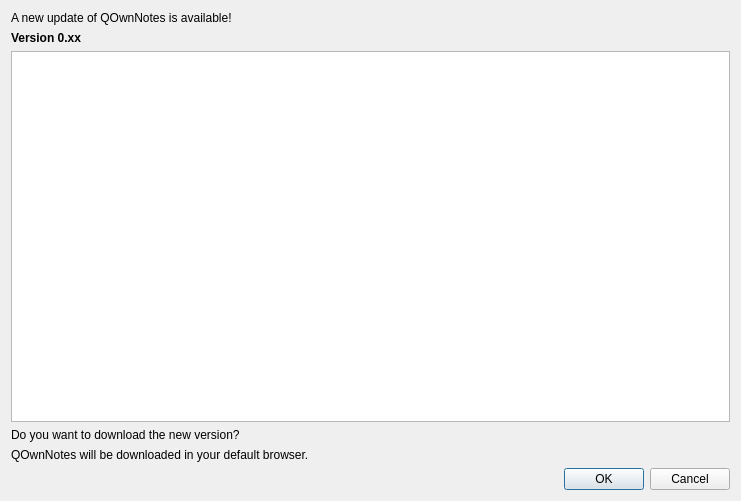
First picture: the form in src/dialogs/updatedialog.ui, repository pbek/QOwnNotes, before the edit.
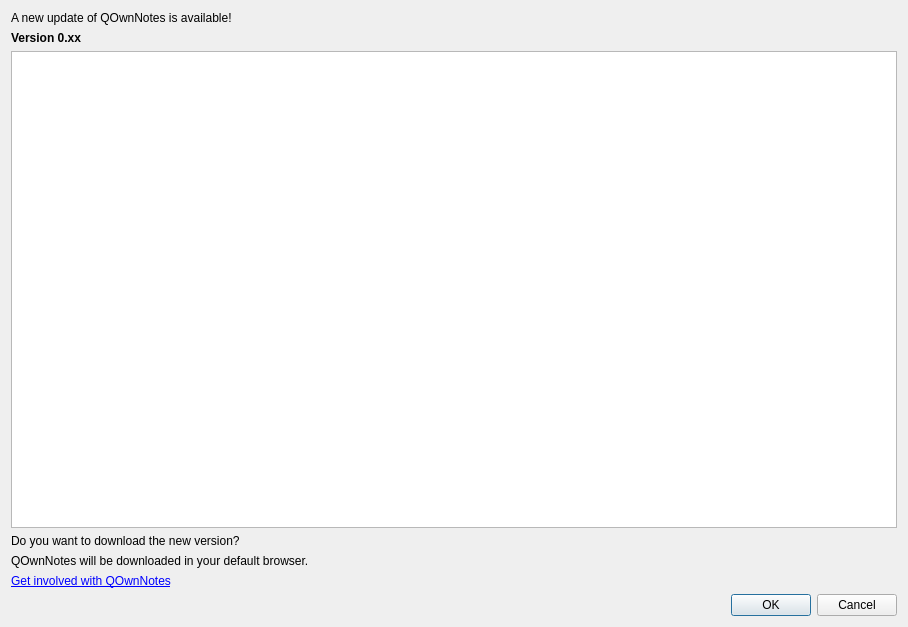
Second picture: the form after the edit.

Commit message: added a *Get involved* link in the update dialog

What changed in the file:
```diff
--- a/src/dialogs/updatedialog.ui
+++ b/src/dialogs/updatedialog.ui
@@ -6,8 +6,8 @@
    <rect>
     <x>0</x>
     <y>0</y>
-    <width>741</width>
-    <height>501</height>
+    <width>908</width>
+    <height>627</height>
    </rect>
   </property>
   <property name="windowTitle">
@@ -73,6 +73,16 @@
        </property>
       </widget>
      </item>
+     <item>
+      <widget class="QLabel" name="label_4">
+       <property name="text">
+        <string>&lt;a href=&quot;http://www.qownnotes.org/Knowledge-base/How-can-I-get-involved-with-QOwnNotes&quot;&gt;Get involved with QOwnNotes&lt;/a&gt;</string>
+       </property>
+       <property name="openExternalLinks">
+        <bool>true</bool>
+       </property>
+      </widget>
+     </item>
      <item>
       <widget class="QDialogButtonBox" name="buttonBox">
        <property name="orientation">
```
The commit also changes 8 other files.
